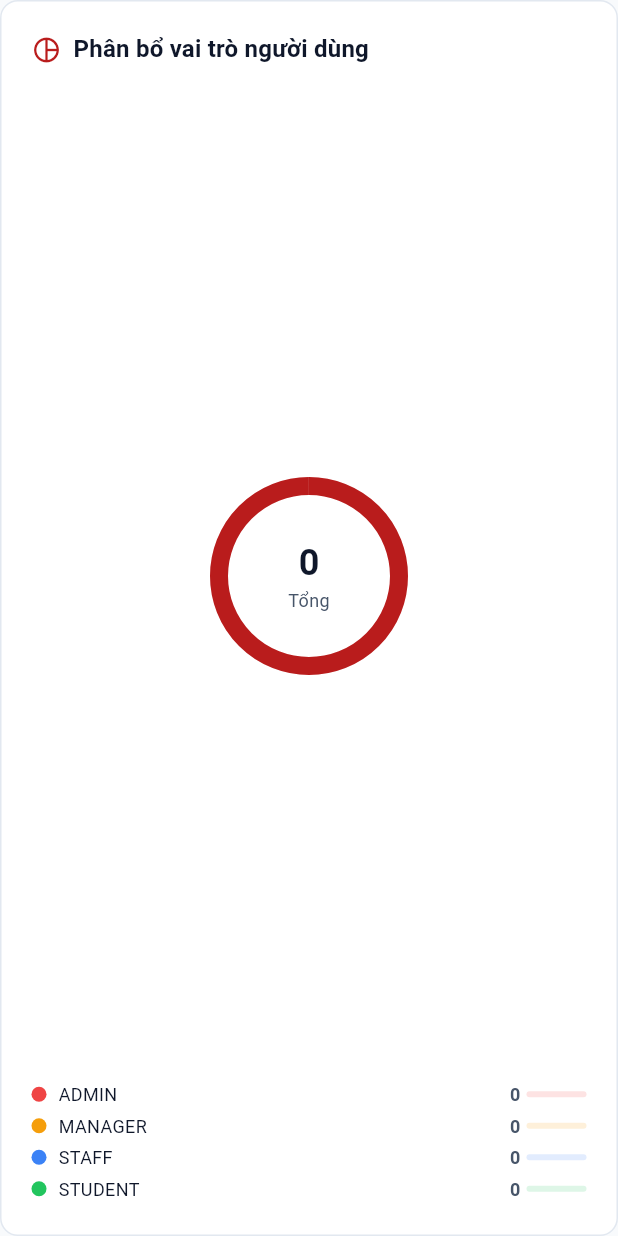
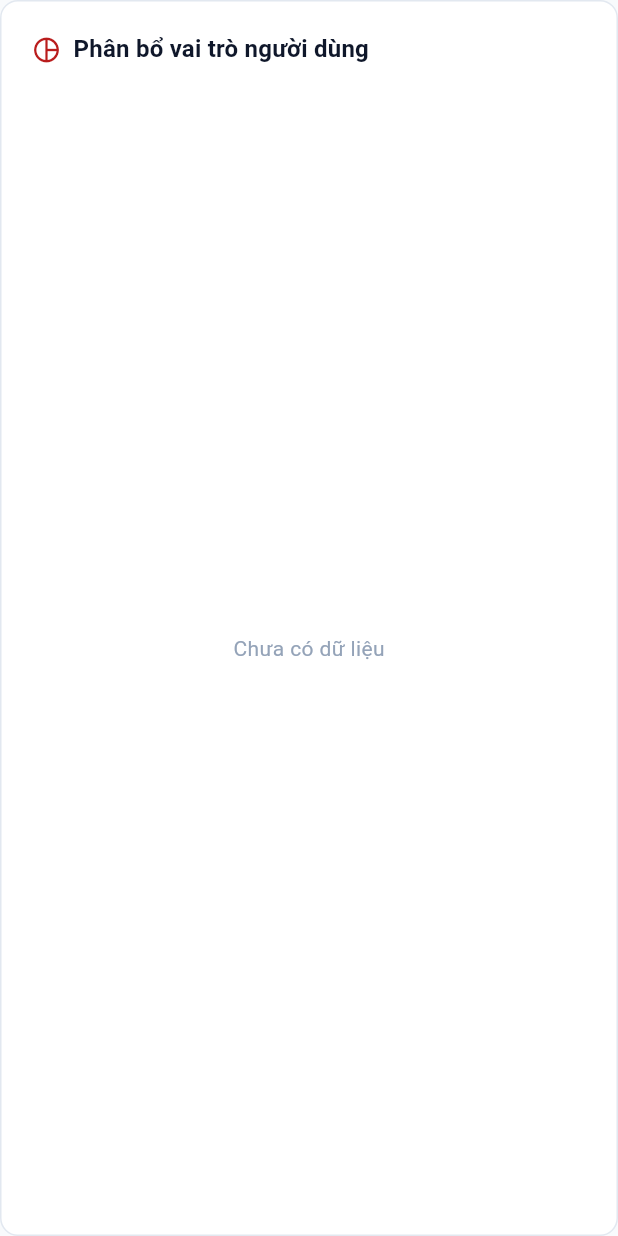
Before and after one commit to CaoDat-2410/VietnameseMap, a Flutter app: the _UserRoleCard widget shown alone on an empty page, opened directly with empty values, on a phone screen of 412 x 824 dp. Run offline on Flutter 3.47's test engine with Material 3 defaults, Android fonts, the phone set to English and light mode, and no system bars; our stand-ins replace data_table_2, dio, fl_chart, flutter_dotenv, flutter_map, flutter_riverpod and 4 more; missing offline and left inert: flutter_map_cancellable_tile_provider; accounts and stored records are empty; network calls fail; project files that could hold a hidden picture were left out.

Commit message:
fix(admin_home): wrap content in SingleChildScrollView; replace placeholder donut with fl_chart PieChart
Co-authored-by: Cursor <cursoragent@cursor.com>

```diff
--- a/FE/lib/features/home/presentation/pages/admin_home_page.dart
+++ b/FE/lib/features/home/presentation/pages/admin_home_page.dart
@@ -1,3 +1,4 @@
+import 'package:fl_chart/fl_chart.dart';
 import 'package:flutter/material.dart';
 import 'package:flutter_riverpod/flutter_riverpod.dart';
 import 'package:go_router/go_router.dart';
@@ -55,7 +56,7 @@ class AdminHomePage extends ConsumerWidget {
               onPressed: () => context.go('/analytics'),
             ),
           ],
-          child: Padding(
+          child: SingleChildScrollView(
             padding: const EdgeInsets.all(AppSpacing.base),
             child: Column(
               crossAxisAlignment: CrossAxisAlignment.stretch,
@@ -205,50 +206,56 @@ class _UserRoleCard extends StatelessWidget {
           ),
           const SizedBox(height: 16),
               Expanded(
-            child: Column(
-              children: [
-                Expanded(
-                  child: Stack(
-                    alignment: Alignment.center,
+                child: LayoutBuilder(
+                  builder: (context, c) {
+                    if (total == 0) {
+                      return Center(
+                        child: Text(
+                          'Chưa có dữ liệu',
+                          style: TextStyle(
+                            color: isDark
+                                ? AppColors.textTertiaryDark
+                                : AppColors.textTertiaryLight,
+                          ),
+                        ),
+                      );
+                    }
+                    final chartSize = c.maxWidth < c.maxHeight ? c.maxWidth : c.maxHeight;
+                    return Row(
                       children: [
                         SizedBox(
-                        width: 120,
-                        height: 120,
-                        child: CircularProgressIndicator(
-                          value: 1.0,
-                          strokeWidth: 12,
-                          backgroundColor: AppColors.primary.withValues(alpha: 0.1),
-                          valueColor: const AlwaysStoppedAnimation(AppColors.primary),
-                        ),
-                      ),
-                      Column(
-                        mainAxisSize: MainAxisSize.min,
-                        children: [
-                          Text(
-                            '$total',
-                            style: Theme.of(context).textTheme.headlineSmall?.copyWith(
+                          width: chartSize,
+                          height: chartSize,
+                          child: PieChart(
+                            PieChartData(
+                              sectionsSpace: 2,
+                              centerSpaceRadius: chartSize * 0.2,
+                              sections: [
+                                for (int i = 0; i < roles.length; i++)
+                                  PieChartSectionData(
+                                    value: roles[i].$2.toDouble(),
+                                    color: roles[i].$3,
+                                    radius: chartSize * 0.25,
+                                    title: '${((roles[i].$2 / total) * 100).round()}%',
+                                    titleStyle: const TextStyle(
+                                      fontSize: 10,
                                       fontWeight: FontWeight.bold,
-                            ),
-                          ),
-                          Text(
-                            'Tổng',
-                            style: TextStyle(
-                              fontSize: 12,
-                              color: isDark
-                                  ? AppColors.textSecondaryDark
-                                  : AppColors.textSecondaryLight,
+                                      color: Colors.white,
                                     ),
                                   ),
                               ],
                             ),
-                    ],
                           ),
                         ),
-                const SizedBox(height: 12),
-                ...roles.map((r) {
-                  final pct = total > 0 ? r.$2 / total : 0.0;
-                  return Padding(
-                    padding: const EdgeInsets.symmetric(vertical: 2),
+                        const SizedBox(width: 16),
+                        Expanded(
+                          child: Column(
+                            mainAxisAlignment: MainAxisAlignment.center,
+                            crossAxisAlignment: CrossAxisAlignment.start,
+                            children: [
+                              for (final r in roles)
+                                Padding(
+                                  padding: const EdgeInsets.symmetric(vertical: 3),
                                   child: Row(
                                     children: [
                                       Container(
@@ -259,34 +266,33 @@ class _UserRoleCard extends StatelessWidget {
                                           shape: BoxShape.circle,
                                         ),
                                       ),
-                        const SizedBox(width: 8),
-                        Text(r.$1, style: const TextStyle(fontSize: 12)),
-                        const Spacer(),
+                                      const SizedBox(width: 6),
+                                      Expanded(
+                                        child: Text(
+                                          r.$1,
+                                          style: const TextStyle(fontSize: 11),
+                                          overflow: TextOverflow.ellipsis,
+                                        ),
+                                      ),
                                       Text(
                                         '${r.$2}',
                                         style: TextStyle(
-                            fontSize: 12,
+                                          fontSize: 11,
                                           fontWeight: FontWeight.w600,
                                           color: isDark
                                               ? AppColors.textSecondaryDark
                                               : AppColors.textSecondaryLight,
                                         ),
                                       ),
-                        const SizedBox(width: 4),
-                        SizedBox(
-                          width: 40,
-                          child: LinearProgressIndicator(
-                            value: pct,
-                            backgroundColor: r.$3.withValues(alpha: 0.15),
-                            valueColor: AlwaysStoppedAnimation(r.$3),
-                            borderRadius: BorderRadius.circular(4),
+                                    ],
                                   ),
                                 ),
                             ],
                           ),
+                        ),
+                      ],
                     );
-                }),
-              ],
+                  },
                 ),
               ),
         ],
```
Also changed, not shown: 1 other file. Lines whose indentation alone changed are shown as unchanged.
